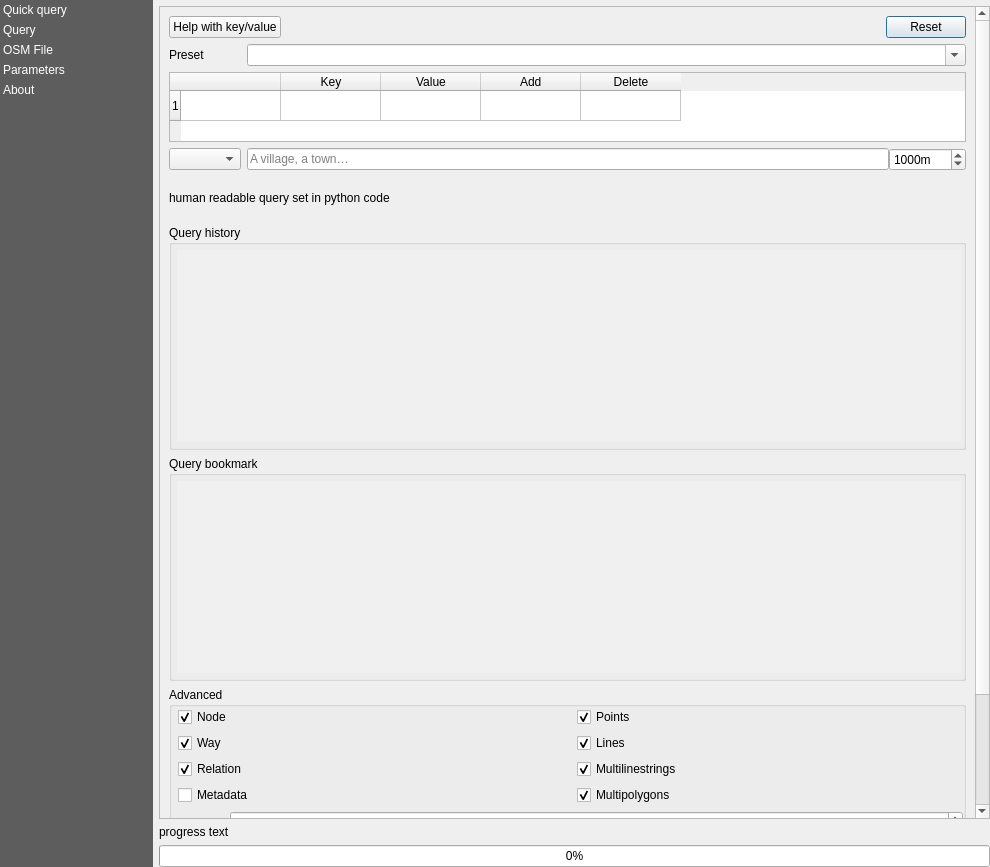
Above: QuickOSM/resources/ui/main_window.ui from 3liz/QuickOSM before the change. Below: the same form after it.
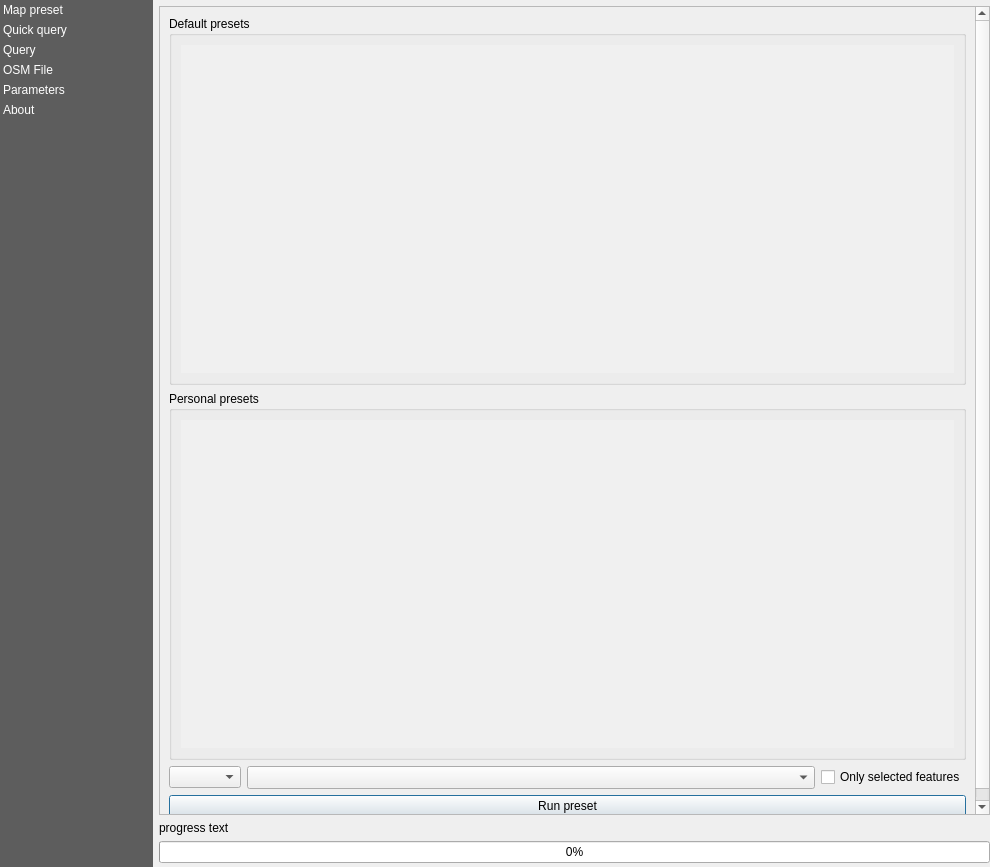
That is the form after the change. The open tabs and pages were chosen to show the change. Custom widgets are drawn as their Qt base class.

Commit message: First version of map preset

What changed in the file:
```diff
--- a/QuickOSM/resources/ui/main_window.ui
+++ b/QuickOSM/resources/ui/main_window.ui
@@ -88,6 +88,11 @@
      <property name="currentRow">
       <number>-1</number>
      </property>
+     <item>
+      <property name="text">
+       <string>Map preset</string>
+      </property>
+     </item>
      <item>
       <property name="text">
        <string>Quick query</string>
@@ -136,9 +141,9 @@
         <property name="geometry">
          <rect>
           <x>0</x>
-          <y>-108</y>
-          <width>810</width>
-          <height>917</height>
+          <y>0</y>
+          <width>827</width>
+          <height>806</height>
          </rect>
         </property>
         <property name="minimumSize">
@@ -171,6 +176,380 @@
            <property name="currentIndex">
             <number>0</number>
            </property>
+           <widget class="QWidget" name="map_preset">
+            <layout class="QVBoxLayout" name="verticalLayout_20">
+             <item>
+              <widget class="QScrollArea" name="scrollArea">
+               <property name="frameShape">
+                <enum>QFrame::NoFrame</enum>
+               </property>
+               <property name="widgetResizable">
+                <bool>true</bool>
+               </property>
+               <widget class="QWidget" name="scrollAreaWidgetContents">
+                <property name="geometry">
+                 <rect>
+                  <x>0</x>
+                  <y>0</y>
+                  <width>809</width>
+                  <height>788</height>
+                 </rect>
+                </property>
+                <layout class="QVBoxLayout" name="verticalLayout_21">
+                 <property name="spacing">
+                  <number>6</number>
+                 </property>
+                 <property name="leftMargin">
+                  <number>0</number>
+                 </property>
+                 <property name="topMargin">
+                  <number>0</number>
+                 </property>
+                 <property name="rightMargin">
+                  <number>0</number>
+                 </property>
+                 <property name="bottomMargin">
+                  <number>0</number>
+                 </property>
+                 <item>
+                  <widget class="QGroupBox" name="groupBox_7">
+                   <property name="title">
+                    <string>Default presets</string>
+                   </property>
+                   <layout class="QVBoxLayout" name="verticalLayout_22">
+                    <item>
+                     <widget class="QListWidget" name="list_default_mp">
+                      <property name="palette">
+                       <palette>
+                        <active>
+                         <colorrole role="Base">
+                          <brush brushstyle="SolidPattern">
+                           <color alpha="255">
+                            <red>240</red>
+                            <green>240</green>
+                            <blue>240</blue>
+                           </color>
+                          </brush>
+                         </colorrole>
+                        </active>
+                        <inactive>
+                         <colorrole role="Base">
+                          <brush brushstyle="SolidPattern">
+                           <color alpha="255">
+                            <red>240</red>
+                            <green>240</green>
+                            <blue>240</blue>
+                           </color>
+                          </brush>
+                         </colorrole>
+                        </inactive>
+                        <disabled>
+                         <colorrole role="Base">
+                          <brush brushstyle="SolidPattern">
+                           <color alpha="255">
+                            <red>240</red>
+                            <green>240</green>
+                            <blue>240</blue>
+                           </color>
+                          </brush>
+                         </colorrole>
+                        </disabled>
+                       </palette>
+                      </property>
+                      <property name="frameShape">
+                       <enum>QFrame::NoFrame</enum>
+                      </property>
+                      <property name="editTriggers">
+                       <set>QAbstractItemView::SelectedClicked</set>
+                      </property>
+                      <property name="showDropIndicator" stdset="0">
+                       <bool>false</bool>
+                      </property>
+                      <property name="dragDropMode">
+                       <enum>QAbstractItemView::NoDragDrop</enum>
+                      </property>
+                      <property name="defaultDropAction">
+                       <enum>Qt::CopyAction</enum>
+                      </property>
+                      <property name="verticalScrollMode">
+                       <enum>QAbstractItemView::ScrollPerPixel</enum>
+                      </property>
+                      <property name="horizontalScrollMode">
+                       <enum>QAbstractItemView::ScrollPerPixel</enum>
+                      </property>
+                      <property name="movement">
+                       <enum>QListView::Static</enum>
+                      </property>
+                      <property name="viewMode">
+                       <enum>QListView::ListMode</enum>
+                      </property>
+                      <property name="uniformItemSizes">
+                       <bool>true</bool>
+                      </property>
+                     </widget>
+                    </item>
+                   </layout>
+                  </widget>
+                 </item>
+                 <item>
+                  <widget class="QGroupBox" name="groupBox_10">
+                   <property name="title">
+                    <string>Personal presets</string>
+                   </property>
+                   <layout class="QVBoxLayout" name="verticalLayout_23">
+                    <item>
+                     <widget class="QListWidget" name="list_bookmark_mp">
+                      <property name="sizePolicy">
+                       <sizepolicy hsizetype="Expanding" vsizetype="Expanding">
+                        <horstretch>0</horstretch>
+                        <verstretch>0</verstretch>
+                       </sizepolicy>
+                      </property>
+                      <property name="palette">
+                       <palette>
+                        <active>
+                         <colorrole role="Base">
+                          <brush brushstyle="SolidPattern">
+                           <color alpha="255">
+                            <red>240</red>
+                            <green>240</green>
+                            <blue>240</blue>
+                           </color>
+                          </brush>
+                         </colorrole>
+                        </active>
+                        <inactive>
+                         <colorrole role="Base">
+                          <brush brushstyle="SolidPattern">
+                           <color alpha="255">
+                            <red>240</red>
+                            <green>240</green>
+                            <blue>240</blue>
+                           </color>
+                          </brush>
+                         </colorrole>
+                        </inactive>
+                        <disabled>
+                         <colorrole role="Base">
+                          <brush brushstyle="SolidPattern">
+                           <color alpha="255">
+                            <red>240</red>
+                            <green>240</green>
+                            <blue>240</blue>
+                           </color>
+                          </brush>
+                         </colorrole>
+                        </disabled>
+                       </palette>
+                      </property>
+                      <property name="frameShape">
+                       <enum>QFrame::NoFrame</enum>
+                      </property>
+                      <property name="lineWidth">
+                       <number>1</number>
+                      </property>
+                      <property name="autoScrollMargin">
+                       <number>16</number>
+                      </property>
+                      <property name="editTriggers">
+                       <set>QAbstractItemView::NoEditTriggers</set>
+                      </property>
+                      <property name="verticalScrollMode">
+                       <enum>QAbstractItemView::ScrollPerPixel</enum>
+                      </property>
+                      <property name="horizontalScrollMode">
+                       <enum>QAbstractItemView::ScrollPerPixel</enum>
+                      </property>
+                      <property name="spacing">
+                       <number>5</number>
+                      </property>
+                      <property name="wordWrap">
+                       <bool>true</bool>
+                      </property>
+                     </widget>
+                    </item>
+                   </layout>
+                  </widget>
+                 </item>
+                 <item>
+                  <layout class="QHBoxLayout" name="horizontalLayout_31">
+                   <item>
+                    <widget class="QComboBox" name="combo_query_type_mp">
+                     <property name="sizePolicy">
+                      <sizepolicy hsizetype="Fixed" vsizetype="Fixed">
+                       <horstretch>0</horstretch>
+                       <verstretch>0</verstretch>
+                      </sizepolicy>
+                     </property>
+                    </widget>
+                   </item>
+                   <item>
+                    <widget class="QStackedWidget" name="stacked_query_type_mp">
+                     <property name="sizePolicy">
+                      <sizepolicy hsizetype="Preferred" vsizetype="Fixed">
+                       <horstretch>0</horstretch>
+                       <verstretch>0</verstretch>
+                      </sizepolicy>
+                     </property>
+                     <property name="currentIndex">
+                      <number>0</number>
+                     </property>
+                     <widget class="QWidget" name="page_10">
+                      <layout class="QHBoxLayout" name="horizontalLayout_32">
+                       <property name="leftMargin">
+                        <number>0</number>
+                       </property>
+                       <property name="topMargin">
+                        <number>0</number>
+                       </property>
+                       <property name="rightMargin">
+                        <number>0</number>
+                       </property>
+                       <property name="bottomMargin">
+                        <number>0</number>
+                       </property>
+                       <item>
+                        <widget class="QLineEdit" name="line_place_mp"/>
+                       </item>
+                       <item>
+                        <widget class="QSpinBox" name="spin_place_mp">
+                         <property name="suffix">
+                          <string>m</string>
+                         </property>
+                         <property name="maximum">
+                          <number>999999999</number>
+                         </property>
+                         <property name="singleStep">
+                          <number>100</number>
+                         </property>
+                         <property name="value">
+                          <number>1000</number>
+                         </property>
+                        </widget>
+                       </item>
+                      </layout>
+                     </widget>
+                     <widget class="QWidget" name="page_12">
+                      <layout class="QHBoxLayout" name="horizontalLayout_33">
+                       <property name="leftMargin">
+                        <number>0</number>
+                       </property>
+                       <property name="topMargin">
+                        <number>0</number>
+                       </property>
+                       <property name="rightMargin">
+                        <number>0</number>
+                       </property>
+                       <property name="bottomMargin">
+                        <number>0</number>
+                       </property>
+                       <item>
+                        <widget class="QgsMapLayerComboBox" name="combo_extent_layer_mp">
+                         <property name="sizePolicy">
+                          <sizepolicy hsizetype="Expanding" vsizetype="Expanding">
+                           <horstretch>0</horstretch>
+                           <verstretch>0</verstretch>
+                          </sizepolicy>
+                         </property>
+                        </widget>
+                       </item>
+                       <item>
+                        <widget class="QCheckBox" name="checkbox_selection_mp">
+                         <property name="text">
+                          <string>Only selected features</string>
+                         </property>
+                        </widget>
+                       </item>
+                      </layout>
+                     </widget>
+                     <widget class="QWidget" name="nothing_displayed"/>
+                    </widget>
+                   </item>
+                  </layout>
+                 </item>
+                 <item>
+                  <widget class="QStackedWidget" name="stacked_execute_query_mp">
+                   <property name="sizePolicy">
+                    <sizepolicy hsizetype="Preferred" vsizetype="Fixed">
+                     <horstretch>0</horstretch>
+                     <verstretch>0</verstretch>
+                    </sizepolicy>
+                   </property>
+                   <property name="currentIndex">
+                    <number>1</number>
+                   </property>
+                   <widget class="QWidget" name="page_8">
+                    <property name="sizePolicy">
+                     <sizepolicy hsizetype="Preferred" vsizetype="Fixed">
+                      <horstretch>0</horstretch>
+                      <verstretch>0</verstretch>
+                     </sizepolicy>
+                    </property>
+                    <layout class="QHBoxLayout" name="horizontalLayout_28">
+                     <property name="spacing">
+                      <number>0</number>
+                     </property>
+                     <property name="leftMargin">
+                      <number>0</number>
+                     </property>
+                     <property name="topMargin">
+                      <number>0</number>
+                     </property>
+                     <property name="rightMargin">
+                      <number>0</number>
+                     </property>
+                     <property name="bottomMargin">
+                      <number>0</number>
+                     </property>
+                     <item>
+                      <widget class="QPushButton" name="button_run_query_mp">
+                       <property name="sizePolicy">
+                        <sizepolicy hsizetype="Minimum" vsizetype="Fixed">
+                         <horstretch>0</horstretch>
+                         <verstretch>0</verstretch>
+                        </sizepolicy>
+                       </property>
+                       <property name="text">
+                        <string>Run preset</string>
+                       </property>
+                      </widget>
+                     </item>
+                    </layout>
+                   </widget>
+                   <widget class="QWidget" name="page_9">
+                    <layout class="QHBoxLayout" name="horizontalLayout_30">
+                     <property name="spacing">
+                      <number>0</number>
+                     </property>
+                     <property name="leftMargin">
+                      <number>0</number>
+                     </property>
+                     <property name="topMargin">
+                      <number>0</number>
+                     </property>
+                     <property name="rightMargin">
+                      <number>0</number>
+                     </property>
+                     <property name="bottomMargin">
+                      <number>0</number>
+                     </property>
+                     <item>
+                      <widget class="QPushButton" name="button_cancel_query_mp">
+                       <property name="text">
+                        <string>Cancel running preset</string>
+                       </property>
+                      </widget>
+                     </item>
+                    </layout>
+                   </widget>
+                  </widget>
+                 </item>
+                </layout>
+               </widget>
+              </widget>
+             </item>
+            </layout>
+           </widget>
            <widget class="QWidget" name="quickquery_page">
             <property name="sizePolicy">
              <sizepolicy hsizetype="Preferred" vsizetype="Maximum">
@@ -1995,6 +2374,9 @@
      </item>
      <item>
       <layout class="QVBoxLayout" name="progress_box">
+       <property name="bottomMargin">
+        <number>4</number>
+       </property>
        <item>
         <widget class="QLabel" name="progress_text">
          <property name="text">
```
Left out of the diff: 2 changed lines with no effect on the pictures. The commit also changes 12 other files.
